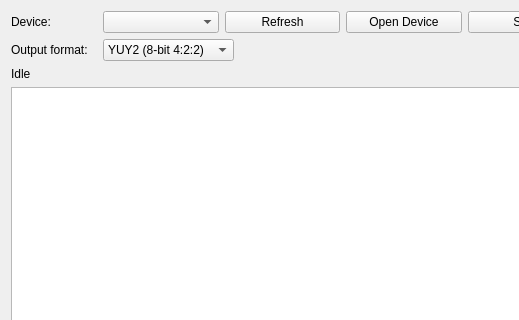
The window that samples/gvfg_qt_preview/mainwindow.ui (MarquezLin/GVFG_Standalone) describes before a commit, drawn with Qt 5; both pictures show x 0 to 519 and y 0 to 320 of the 960 by 640 pixel window.
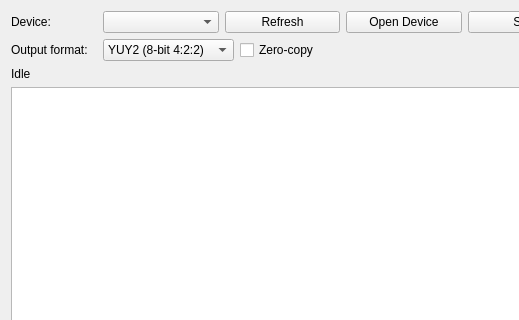
The same window after the commit.

Commit message: Fix zero-copy frame lifecycle

Diff of the .ui file:
```diff
--- a/samples/gvfg_qt_preview/mainwindow.ui
+++ b/samples/gvfg_qt_preview/mainwindow.ui
@@ -126,6 +126,16 @@
        </item>
       </widget>
      </item>
+     <item>
+      <widget class="QCheckBox" name="zeroCopyCheckBox">
+       <property name="toolTip">
+        <string>Must be selected before opening the device</string>
+       </property>
+       <property name="text">
+        <string>Zero-copy</string>
+       </property>
+      </widget>
+     </item>
      <item>
       <spacer name="formatSpacer">
        <property name="orientation">
```
The commit also changes 11 other files.
